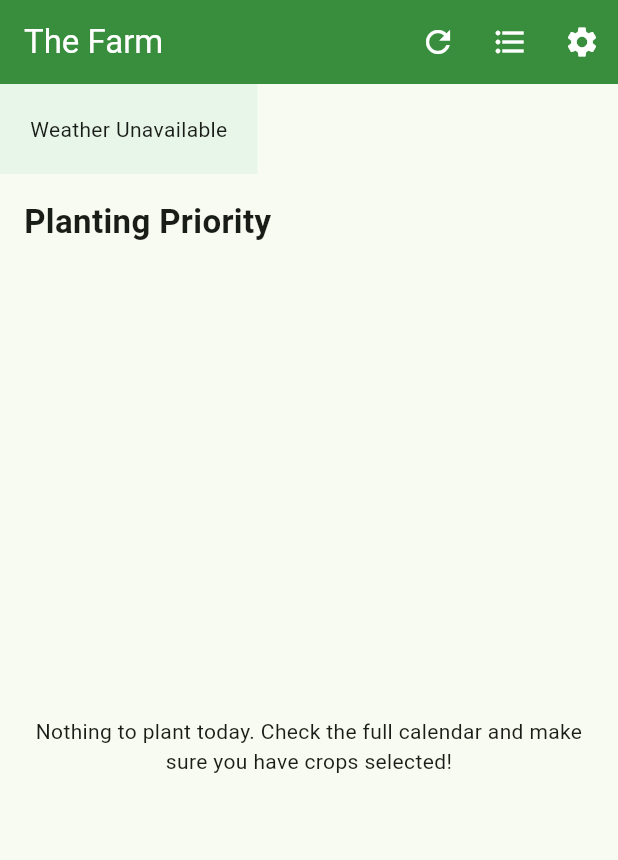
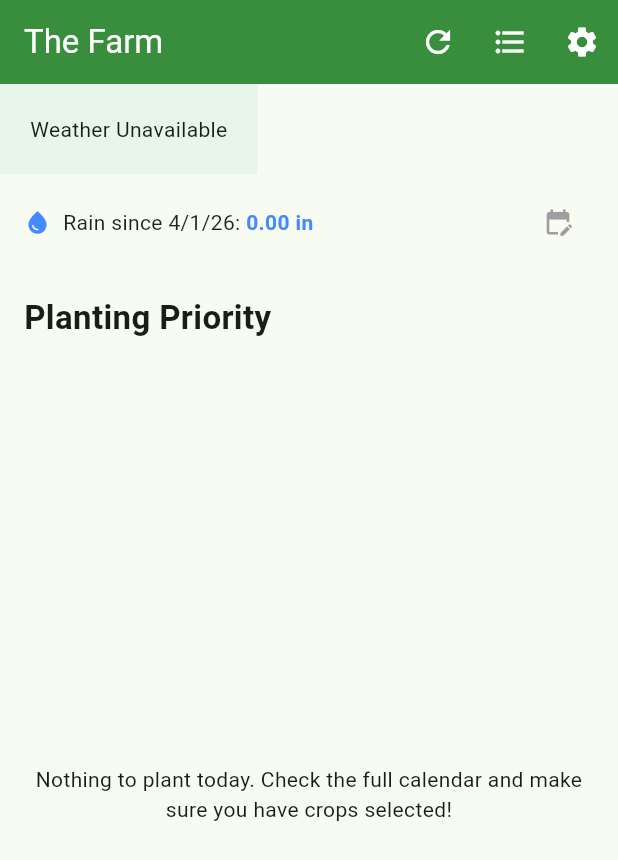
Before and after one commit to brandonifco/refactored_farmhand, a Flutter app: the screen it shows after launch, after a tap on the "refresh" icon, on a phone screen of 412 x 824 dp. Shown: the top 860 px of the screen. Run offline on Flutter 3.47's test engine with Material 3 defaults, Android fonts, the phone set to English and light mode, and no system bars; our stand-ins replace flutter_riverpod, geocoding, geolocator, hive_ce, hive_ce_flutter, shared_preferences; accounts and stored records are empty; network calls fail.

Commit message:
added rain accumulation tablulator.

```diff
--- a/lib/features/dashboard/views/planting_dashboard.dart
+++ b/lib/features/dashboard/views/planting_dashboard.dart
@@ -2,18 +2,19 @@ import 'package:flutter/material.dart';
 import 'package:flutter_riverpod/flutter_riverpod.dart';
 import '../../settings/providers/config_provider.dart';
 import '../../weather/providers/weather_provider.dart';
-// Note: We use dashboardCropsProvider inside the sub-widgets (TodayPlantingList)
 import '../../crops/views/crop_full_list.dart';
 import '../../settings/views/settings_view.dart';
 import '../../weather/views/weather_summary_card.dart';
+import '../../weather/views/rain_tabulator_card.dart'; // 1. Added import
 import '../components/today_planting_list.dart';
+import '../../weather/providers/rain_accumulation_provider.dart';
 
 class PlantingDashboard extends ConsumerWidget {
   const PlantingDashboard({super.key});
 
   @override
   Widget build(BuildContext context, WidgetRef ref) {
-    // Watch the config to get the Farm Name (e.g., your Bethel Township property name)
+    // Watch the config to get the Farm Name
     final configState = ref.watch(configProvider);
     final farmName = configState.value?.farmName ?? "Loading...";
 
@@ -27,8 +28,11 @@ class PlantingDashboard extends ConsumerWidget {
             icon: const Icon(Icons.refresh),
             tooltip: 'Refresh Weather',
             onPressed: () {
-              // Standard Riverpod refresh pattern
               ref.read(weatherProvider.notifier).refreshWeather();
+              // Also refresh the rain tabulator when hitting the global refresh
+              ref.read(rainAccumulationProvider.notifier).updateStartDate(
+                ref.read(rainAccumulationProvider).value?.startDate ?? DateTime.now()
+              );
             },
           ),
           IconButton(
@@ -57,10 +61,11 @@ class PlantingDashboard extends ConsumerWidget {
         crossAxisAlignment: CrossAxisAlignment.start,
         children: [
           const WeatherSummaryCard(),
+          const RainTabulatorCard(), // 2. Inserted the new card here
           const Padding(
             padding: EdgeInsets.fromLTRB(16.0, 16.0, 16.0, 8.0),
             child: Text(
-              'Planting Priority', // Renamed to reflect the new sorting logic
+              'Planting Priority',
               style: TextStyle(fontSize: 22, fontWeight: FontWeight.bold),
             ),
           ),
--- /dev/null
+++ b/lib/features/weather/providers/rain_accumulation_provider.dart
@@ -0,0 +1,58 @@
+import 'dart:async';
+import 'package:flutter_riverpod/flutter_riverpod.dart';
+import '../services/weather_api.dart';
+import '../services/rain_tabulator_service.dart';
+
+// State class to hold both the date and the accumulation total
+class RainTabulatorState {
+  final DateTime startDate;
+  final double totalAccumulation;
+
+  RainTabulatorState({required this.startDate, required this.totalAccumulation});
+}
+
+// Global instances of our services
+final _weatherApi = WeatherApi();
+final _rainService = RainTabulatorService();
+
+// The provider your UI will listen to
+final rainAccumulationProvider = AsyncNotifierProvider<RainAccumulationNotifier, RainTabulatorState>(() {
+  return RainAccumulationNotifier();
+});
+
+class RainAccumulationNotifier extends AsyncNotifier<RainTabulatorState> {
+  @override
+  FutureOr<RainTabulatorState> build() async {
+    // 1. Get the saved start date from Hive
+    final startDate = _rainService.getStartDate();
+
+    // 2. Fetch the accumulation from that date to today
+    final accumulation = await _weatherApi.fetchAccumulationSince(startDate);
+
+    // 3. Return the combined state
+    return RainTabulatorState(
+      startDate: startDate,
+      totalAccumulation: accumulation,
+    );
+  }
+
+  // The UI will call this when the user picks a new date
+  Future<void> updateStartDate(DateTime newDate) async {
+    // Set UI to loading state while the API loops through the days
+    state = const AsyncValue.loading();
+
+    state = await AsyncValue.guard(() async {
+      // 1. Save the new date to Hive
+      await _rainService.setStartDate(newDate);
+
+      // 2. Fetch the new accumulation data
+      final accumulation = await _weatherApi.fetchAccumulationSince(newDate);
+
+      // 3. Return the new combined state
+      return RainTabulatorState(
+        startDate: newDate,
+        totalAccumulation: accumulation,
+      );
+    });
+  }
+}
--- /dev/null
+++ b/lib/features/weather/services/rain_tabulator_service.dart
@@ -0,0 +1,25 @@
+import 'package:hive_ce_flutter/hive_ce_flutter.dart';
+
+class RainTabulatorService {
+  static const String _boxName = 'settings_box';
+  static const String _startDateKey = 'rain_tabulator_start_date';
+
+  // Retrieves the date. Defaults to the 1st of the current month if never set.
+  DateTime getStartDate() {
+    final box = Hive.box(_boxName);
+    final int? milliseconds = box.get(_startDateKey);
+
+    if (milliseconds != null) {
+      return DateTime.fromMillisecondsSinceEpoch(milliseconds);
+    } else {
+      final now = DateTime.now();
+      return DateTime(now.year, now.month, 1);
+    }
+  }
+
+  // Saves a new date
+  Future<void> setStartDate(DateTime date) async {
+    final box = Hive.box(_boxName);
+    await box.put(_startDateKey, date.millisecondsSinceEpoch);
+  }
+}
--- a/lib/features/weather/services/weather_api.dart
+++ b/lib/features/weather/services/weather_api.dart
@@ -28,4 +28,43 @@ class WeatherApi {
       return null;
     }
   }
+  // Add this inside your WeatherApi class
+  Future<double> fetchAccumulationSince(DateTime startDate) async {
+    DateTime now = DateTime.now();
+    // Normalize dates to midnight to avoid partial day calculation errors
+    DateTime current = DateTime(startDate.year, startDate.month, startDate.day);
+    DateTime end = DateTime(now.year, now.month, now.day);
+
+    double totalAccumulation = 0.0;
+
+    while (current.isBefore(end) || current.isAtSameMomentAs(end)) {
+      final unixTime = (current.millisecondsSinceEpoch / 1000).round();
+      // Added the Unix timestamp and excluded unnecessary blocks to save bandwidth/processing
+      final url = Uri.parse(
+        "https://timemachine.pirateweather.net/forecast/$_apiKey/$lat,$lon,$unixTime?units=us&exclude=currently,hourly,minutely,alerts",
+      );
+      try {
+        final response = await http.get(url);
+        if (response.statusCode == 200) {
+          final data = json.decode(response.body);
+          dev.log("Time Machine Data for $current: ${data['daily']}");
+          final dailyData = data['daily']?['data']?[0];
+
+          if (dailyData != null) {
+            // Using your exact mapping logic for consistency
+            totalAccumulation += dailyData['precipAccumulation']?.toDouble() ?? 0.0;
+          }
+        } else {
+          dev.log("Time Machine API error status: ${response.statusCode} for $current");
+        }
+      } catch (e) {
+        dev.log("Time Machine Network Error for $current: $e");
+      }
+
+      // Increment by one day
+      current = current.add(const Duration(days: 1));
+    }
+
+    return totalAccumulation;
+  }
 }
--- /dev/null
+++ b/lib/features/weather/views/rain_tabulator_card.dart
@@ -0,0 +1,69 @@
+import 'package:flutter/material.dart';
+import 'package:flutter_riverpod/flutter_riverpod.dart';
+import '../providers/rain_accumulation_provider.dart';
+
+class RainTabulatorCard extends ConsumerWidget {
+  const RainTabulatorCard({super.key});
+
+  @override
+  Widget build(BuildContext context, WidgetRef ref) {
+    final rainState = ref.watch(rainAccumulationProvider);
+
+    return rainState.when(
+      data: (data) {
+        // Shorter date format, e.g., 4/1/26
+        final dateStr = '${data.startDate.month}/${data.startDate.day}/${data.startDate.year % 100}';
+
+        return Padding(
+          padding: const EdgeInsets.symmetric(horizontal: 16.0, vertical: 8.0),
+          child: Row(
+            mainAxisAlignment: MainAxisAlignment.spaceBetween,
+            children: [
+              Row(
+                children: [
+                  const Icon(Icons.water_drop, size: 18, color: Colors.blueAccent),
+                  const SizedBox(width: 8),
+                  Text(
+                    'Rain since $dateStr: ',
+                    style: const TextStyle(fontSize: 14, color: Colors.black87),
+                  ),
+                  Text(
+                    '${data.totalAccumulation.toStringAsFixed(2)} in',
+                    style: const TextStyle(fontSize: 14, fontWeight: FontWeight.bold, color: Colors.blueAccent),
+                  ),
+                ],
+              ),
+              IconButton(
+                icon: const Icon(Icons.edit_calendar, size: 20, color: Colors.grey),
+                padding: EdgeInsets.zero,
+                constraints: const BoxConstraints(), // Removes default IconButton padding
+                tooltip: 'Change Start Date',
+                onPressed: () async {
+                  final selectedDate = await showDatePicker(
+                    context: context,
+                    initialDate: data.startDate,
+                    firstDate: DateTime(2020),
+                    lastDate: DateTime.now(),
+                  );
+                  if (selectedDate != null) {
+                    ref.read(rainAccumulationProvider.notifier).updateStartDate(selectedDate);
+                  }
+                },
+              ),
+            ],
+          ),
+        );
+      },
+      loading: () => const Padding(
+        padding: EdgeInsets.symmetric(vertical: 8.0),
+        child: Center(
+          child: SizedBox(height: 16, width: 16, child: CircularProgressIndicator(strokeWidth: 2)),
+        ),
+      ),
+      error: (error, stack) => Padding(
+        padding: const EdgeInsets.symmetric(horizontal: 16.0, vertical: 8.0),
+        child: Text('Error: $error', style: const TextStyle(color: Colors.red, fontSize: 12)),
+      ),
+    );
+  }
+}
--- a/lib/main.dart
+++ b/lib/main.dart
@@ -12,6 +12,8 @@ void main() async {
   Hive.registerAdapter(CropAdapter());
 
   await Hive.openBox<Crop>('crops_box');
+  // Add a new box for app configurations and settings
+  await Hive.openBox('settings_box');
 
   runApp(const ProviderScope(child: FarmApp()));
 }
```
Also changed, not shown: lib/shared/components/detail_widgets.dart (+52 -11 lines).
